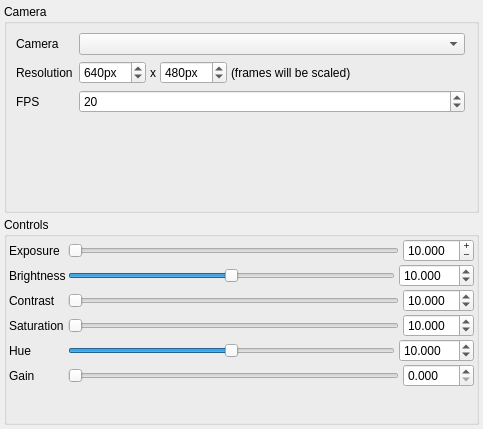
syntalos/syntalos, file modules/camera-generic/genericcamerasettingsdialog.ui: the form before one commit.
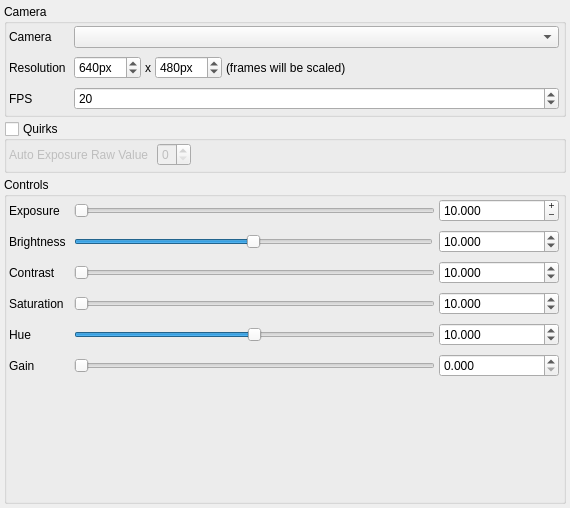
The form after the commit. Icons and pictures are not drawn.

Commit message: camera-generic: Allow manually overriding exposure mode as quirk setting

```diff
--- a/modules/camera-generic/genericcamerasettingsdialog.ui
+++ b/modules/camera-generic/genericcamerasettingsdialog.ui
@@ -6,8 +6,8 @@
    <rect>
     <x>0</x>
     <y>0</y>
-    <width>483</width>
-    <height>429</height>
+    <width>570</width>
+    <height>508</height>
    </rect>
   </property>
   <property name="windowTitle">
@@ -35,13 +35,28 @@
       <string>Camera</string>
      </property>
      <layout class="QHBoxLayout" name="horizontalLayout">
+      <property name="spacing">
+       <number>2</number>
+      </property>
+      <property name="leftMargin">
+       <number>2</number>
+      </property>
+      <property name="topMargin">
+       <number>2</number>
+      </property>
+      <property name="rightMargin">
+       <number>2</number>
+      </property>
+      <property name="bottomMargin">
+       <number>2</number>
+      </property>
       <item>
        <layout class="QFormLayout" name="formLayout_2">
         <property name="horizontalSpacing">
-         <number>6</number>
+         <number>8</number>
         </property>
         <property name="verticalSpacing">
-         <number>6</number>
+         <number>8</number>
         </property>
         <property name="rightMargin">
          <number>2</number>
@@ -59,29 +74,6 @@
         <item row="0" column="1">
          <widget class="QComboBox" name="cameraComboBox"/>
         </item>
-        <item row="2" column="0">
-         <widget class="QLabel" name="fpsLabel">
-          <property name="text">
-           <string>FPS</string>
-          </property>
-         </widget>
-        </item>
-        <item row="2" column="1">
-         <widget class="QSpinBox" name="fpsSpinBox">
-          <property name="toolTip">
-           <string>Frames per second</string>
-          </property>
-          <property name="minimum">
-           <number>4</number>
-          </property>
-          <property name="maximum">
-           <number>30</number>
-          </property>
-          <property name="value">
-           <number>20</number>
-          </property>
-         </widget>
-        </item>
         <item row="1" column="0">
          <widget class="QLabel" name="resolutionLabel">
           <property name="text">
@@ -169,6 +161,143 @@
           </layout>
          </widget>
         </item>
+        <item row="2" column="0">
+         <widget class="QLabel" name="fpsLabel">
+          <property name="text">
+           <string>FPS</string>
+          </property>
+         </widget>
+        </item>
+        <item row="2" column="1">
+         <widget class="QSpinBox" name="fpsSpinBox">
+          <property name="toolTip">
+           <string>Frames per second</string>
+          </property>
+          <property name="minimum">
+           <number>4</number>
+          </property>
+          <property name="maximum">
+           <number>30</number>
+          </property>
+          <property name="value">
+           <number>20</number>
+          </property>
+         </widget>
+        </item>
+       </layout>
+      </item>
+     </layout>
+    </widget>
+   </item>
+   <item>
+    <widget class="QGroupBox" name="quirkGroupBox">
+     <property name="title">
+      <string>Quirks</string>
+     </property>
+     <property name="checkable">
+      <bool>true</bool>
+     </property>
+     <property name="checked">
+      <bool>false</bool>
+     </property>
+     <layout class="QVBoxLayout" name="verticalLayout_2">
+      <property name="spacing">
+       <number>2</number>
+      </property>
+      <property name="leftMargin">
+       <number>2</number>
+      </property>
+      <property name="topMargin">
+       <number>2</number>
+      </property>
+      <property name="rightMargin">
+       <number>2</number>
+      </property>
+      <property name="bottomMargin">
+       <number>2</number>
+      </property>
+      <item>
+       <layout class="QFormLayout" name="formLayout_3">
+        <property name="horizontalSpacing">
+         <number>8</number>
+        </property>
+        <property name="verticalSpacing">
+         <number>8</number>
+        </property>
+        <property name="rightMargin">
+         <number>2</number>
+        </property>
+        <property name="bottomMargin">
+         <number>2</number>
+        </property>
+        <item row="0" column="0">
+         <widget class="QLabel" name="autoExposureRawValueLabel">
+          <property name="text">
+           <string>Auto Exposure Raw Value</string>
+          </property>
+         </widget>
+        </item>
+        <item row="0" column="1">
+         <widget class="QWidget" name="widget" native="true">
+          <layout class="QHBoxLayout" name="horizontalLayout_10">
+           <property name="spacing">
+            <number>8</number>
+           </property>
+           <property name="leftMargin">
+            <number>0</number>
+           </property>
+           <property name="topMargin">
+            <number>0</number>
+           </property>
+           <property name="rightMargin">
+            <number>0</number>
+           </property>
+           <property name="bottomMargin">
+            <number>0</number>
+           </property>
+           <item>
+            <widget class="QSpinBox" name="autoExposureRawSpinBox">
+             <property name="maximum">
+              <number>4</number>
+             </property>
+            </widget>
+           </item>
+           <item>
+            <widget class="QPushButton" name="autoExposureRawInfoButton">
+             <property name="text">
+              <string/>
+             </property>
+             <property name="icon">
+              <iconset theme="emblem-question">
+               <normaloff>.</normaloff>.</iconset>
+             </property>
+             <property name="iconSize">
+              <size>
+               <width>16</width>
+               <height>16</height>
+              </size>
+             </property>
+             <property name="flat">
+              <bool>true</bool>
+             </property>
+            </widget>
+           </item>
+           <item>
+            <spacer name="horizontalSpacer">
+             <property name="orientation">
+              <enum>Qt::Horizontal</enum>
+             </property>
+             <property name="sizeHint" stdset="0">
+              <size>
+               <width>40</width>
+               <height>20</height>
+              </size>
+             </property>
+            </spacer>
+           </item>
+          </layout>
+         </widget>
+        </item>
        </layout>
       </item>
      </layout>
@@ -176,6 +305,12 @@
    </item>
    <item>
     <widget class="QGroupBox" name="groupBox">
+     <property name="sizePolicy">
+      <sizepolicy hsizetype="Preferred" vsizetype="Expanding">
+       <horstretch>0</horstretch>
+       <verstretch>0</verstretch>
+      </sizepolicy>
+     </property>
      <property name="title">
       <string>Controls</string>
      </property>
@@ -197,6 +332,18 @@
       </property>
       <item>
        <layout class="QFormLayout" name="formLayout">
+        <property name="horizontalSpacing">
+         <number>8</number>
+        </property>
+        <property name="verticalSpacing">
+         <number>8</number>
+        </property>
+        <property name="rightMargin">
+         <number>2</number>
+        </property>
+        <property name="bottomMargin">
+         <number>2</number>
+        </property>
         <item row="1" column="0">
          <widget class="QLabel" name="exposureLabel">
           <property name="text">
@@ -234,6 +381,12 @@
            </item>
            <item>
             <widget class="QDoubleSpinBox" name="sbExposure">
+             <property name="minimumSize">
+              <size>
+               <width>120</width>
+               <height>0</height>
+              </size>
+             </property>
              <property name="toolTip">
               <string>Adjust camera exposure</string>
              </property>
@@ -310,6 +463,12 @@
            </item>
            <item>
             <widget class="QDoubleSpinBox" name="sbContrast">
+             <property name="minimumSize">
+              <size>
+               <width>120</width>
+               <height>0</height>
+              </size>
+             </property>
              <property name="toolTip">
               <string>Adjust camera exposure</string>
              </property>
@@ -376,6 +535,12 @@
            </item>
            <item>
             <widget class="QDoubleSpinBox" name="sbSaturation">
+             <property name="minimumSize">
+              <size>
+               <width>120</width>
+               <height>0</height>
+              </size>
+             </property>
              <property name="toolTip">
               <string>Adjust camera exposure</string>
              </property>
@@ -445,6 +610,12 @@
            </item>
            <item>
             <widget class="QDoubleSpinBox" name="sbHue">
+             <property name="minimumSize">
+              <size>
+               <width>120</width>
+               <height>0</height>
+              </size>
+             </property>
              <property name="toolTip">
               <string>Adjust camera exposure</string>
              </property>
@@ -511,6 +682,12 @@
            </item>
            <item>
             <widget class="QDoubleSpinBox" name="sbGain">
+             <property name="minimumSize">
+              <size>
+               <width>120</width>
+               <height>0</height>
+              </size>
+             </property>
              <property name="toolTip">
               <string>Adjust gain</string>
              </property>
@@ -535,7 +712,7 @@
           </property>
           <layout class="QHBoxLayout" name="horizontalLayout_2">
            <property name="spacing">
-            <number>4</number>
+            <number>6</number>
            </property>
            <property name="leftMargin">
             <number>0</number>
@@ -564,6 +741,18 @@
            </item>
            <item>
             <widget class="QDoubleSpinBox" name="sbBrightness">
+             <property name="sizePolicy">
+              <sizepolicy hsizetype="Minimum" vsizetype="Fixed">
+               <horstretch>0</horstretch>
+               <verstretch>0</verstretch>
+              </sizepolicy>
+             </property>
+             <property name="minimumSize">
+              <size>
+               <width>120</width>
+               <height>0</height>
+              </size>
+             </property>
              <property name="toolTip">
               <string>Adjust camera exposure</string>
              </property>
```
The commit also changes 5 other files.
